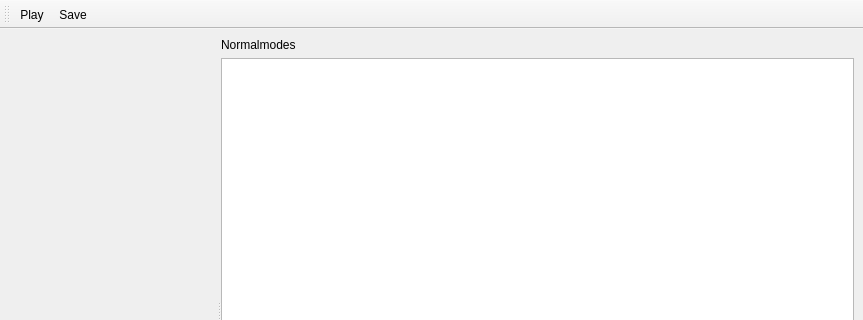
pele-python/pele, file pygmin/gui/ui/ui_normalmode_explorer.ui: the form before one commit; both pictures show x 0 to 863 and y 0 to 320 of the 863 by 613 pixel window.
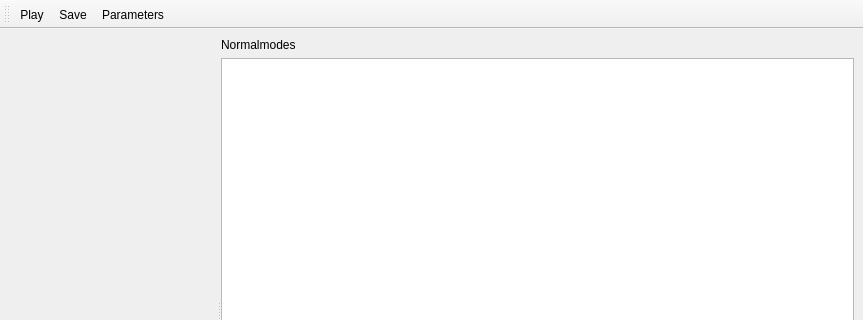
The form after the commit. Icons and pictures are not drawn. Custom widgets are drawn as their Qt base class.

Commit message: added options to normal mode browser

```diff
--- a/pygmin/gui/ui/ui_normalmode_explorer.ui
+++ b/pygmin/gui/ui/ui_normalmode_explorer.ui
@@ -88,6 +88,7 @@
    </attribute>
    <addaction name="actionRun"/>
    <addaction name="actionSave"/>
+   <addaction name="actionParameters"/>
   </widget>
   <action name="actionRun">
    <property name="checkable">
@@ -112,6 +113,15 @@
     <string>Save</string>
    </property>
   </action>
+  <action name="actionParameters">
+   <property name="icon">
+    <iconset resource="resources.qrc">
+     <normaloff>:/icons/icons/preferences.png</normaloff>:/icons/icons/preferences.png</iconset>
+   </property>
+   <property name="text">
+    <string>Parameters</string>
+   </property>
+  </action>
  </widget>
  <customwidgets>
   <customwidget>
```
Left out of the diff: 2 changed lines with no effect on the pictures. The commit also changes 2 other files.
